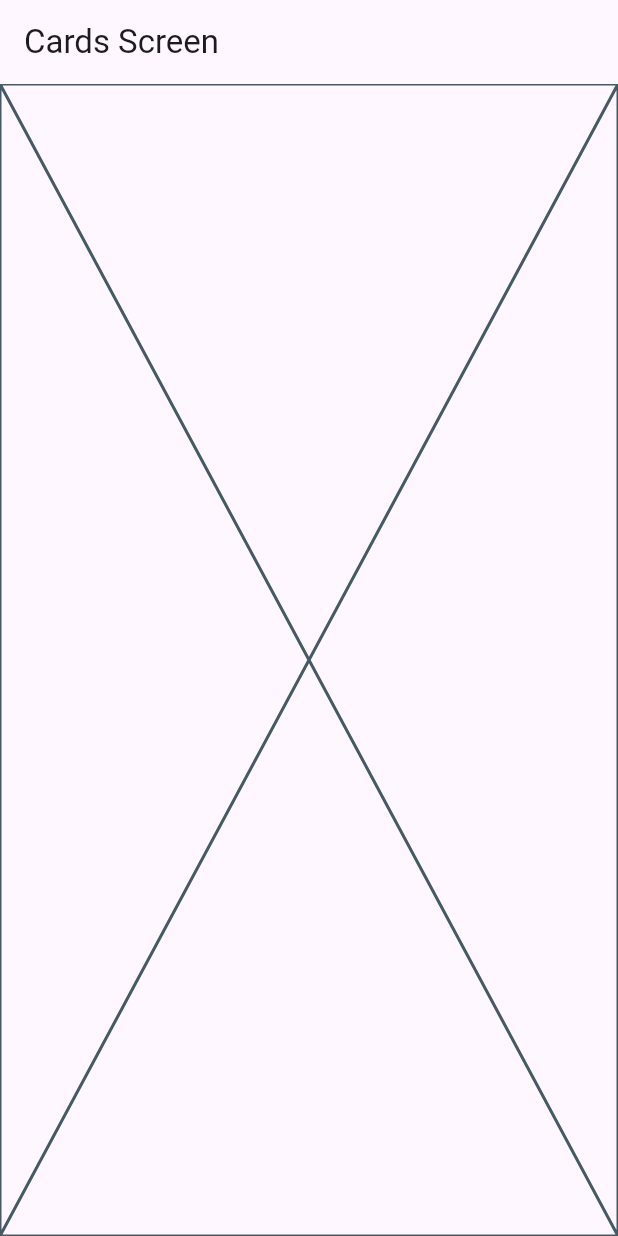
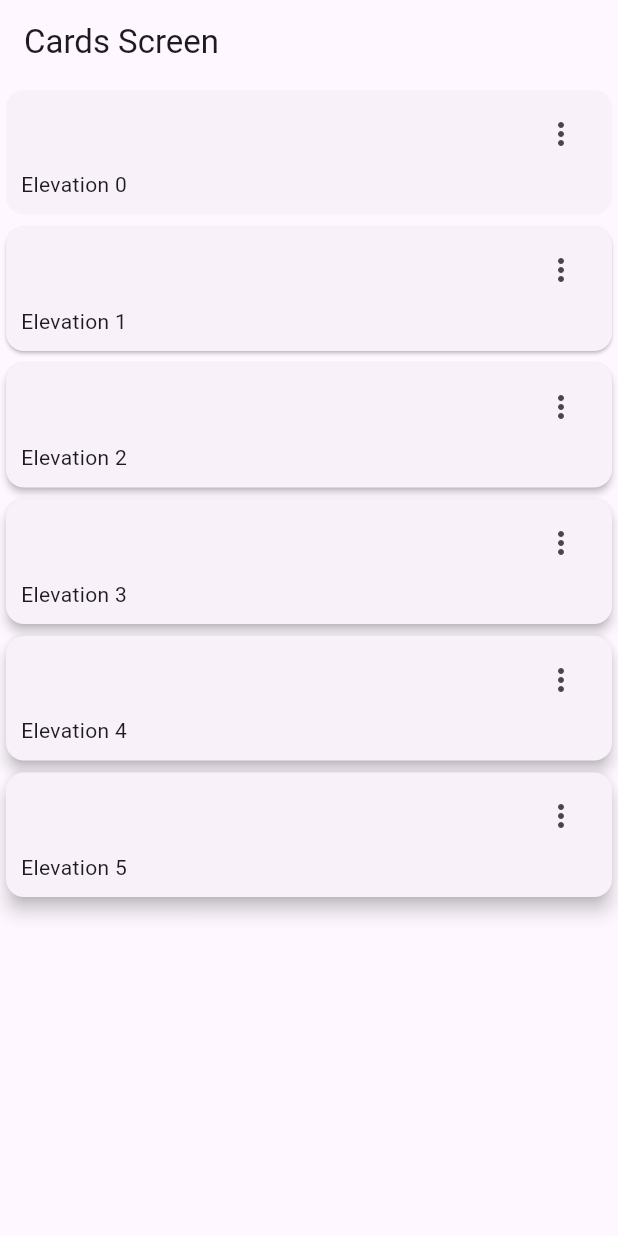
Before and after one commit to Juancarlos56/Dark-Flutter-Course-dev-telles, a Flutter app: the CardsScreen screen opened by its route, on a phone screen of 412 x 824 dp. Run offline on Flutter 3.47's test engine with Material 3 defaults, Android fonts, the phone set to English and light mode, and no system bars; our stand-ins replace animate_do, dio, go_router, video_player.

Commit message:
creation of card with scroll

```diff
--- a/widgets_app/lib/presentation/screens/cards/cards_screens.dart
+++ b/widgets_app/lib/presentation/screens/cards/cards_screens.dart
@@ -1,4 +1,13 @@
 import 'package:flutter/material.dart';
+
+const cards = <Map<String, dynamic>>[
+  {'elevation': 0.0, 'label': 'Elevation 0'},
+  {'elevation': 1.0, 'label': 'Elevation 1'},
+  {'elevation': 2.0, 'label': 'Elevation 2'},
+  {'elevation': 3.0, 'label': 'Elevation 3'},
+  {'elevation': 4.0, 'label': 'Elevation 4'},
+  {'elevation': 5.0, 'label': 'Elevation 5'},
+];
 
 class CardsScreen extends StatelessWidget {
   static const String name = 'cards_screen';
@@ -11,7 +20,55 @@
       appBar: AppBar(
         title: const Text('Cards Screen'),
       ),
-      body: const Placeholder(),
+      body: _CardsView(),
     );
   }
 }
+
+class _CardsView extends StatelessWidget {
+  const _CardsView();
+
+  @override
+  Widget build(BuildContext context) {
+    //Scroll para lista
+    return SingleChildScrollView(
+      child: Column(
+        children: [
+          ...cards.map((card) =>
+              _CardType1(label: card['label'], elevation: card['elevation'])),
+        ],
+      ),
+    );
+  }
+}
+
+class _CardType1 extends StatelessWidget {
+  final String label;
+  final double elevation;
+
+  const _CardType1({required this.label, required this.elevation});
+
+  @override
+  Widget build(BuildContext context) {
+    return Card(
+      elevation: elevation,
+      child: Padding(
+        padding: const EdgeInsets.fromLTRB(10, 5, 10, 10),
+        child: Column(
+          children: [
+            Align(
+                alignment: Alignment.topRight,
+                child: IconButton(
+                  icon: const Icon(Icons.more_vert_outlined),
+                  onPressed: () {},
+                )),
+            Align(
+              alignment: Alignment.bottomLeft,
+              child: Text(label),
+            )
+          ],
+        ),
+      ),
+    );
+  }
+}
```
